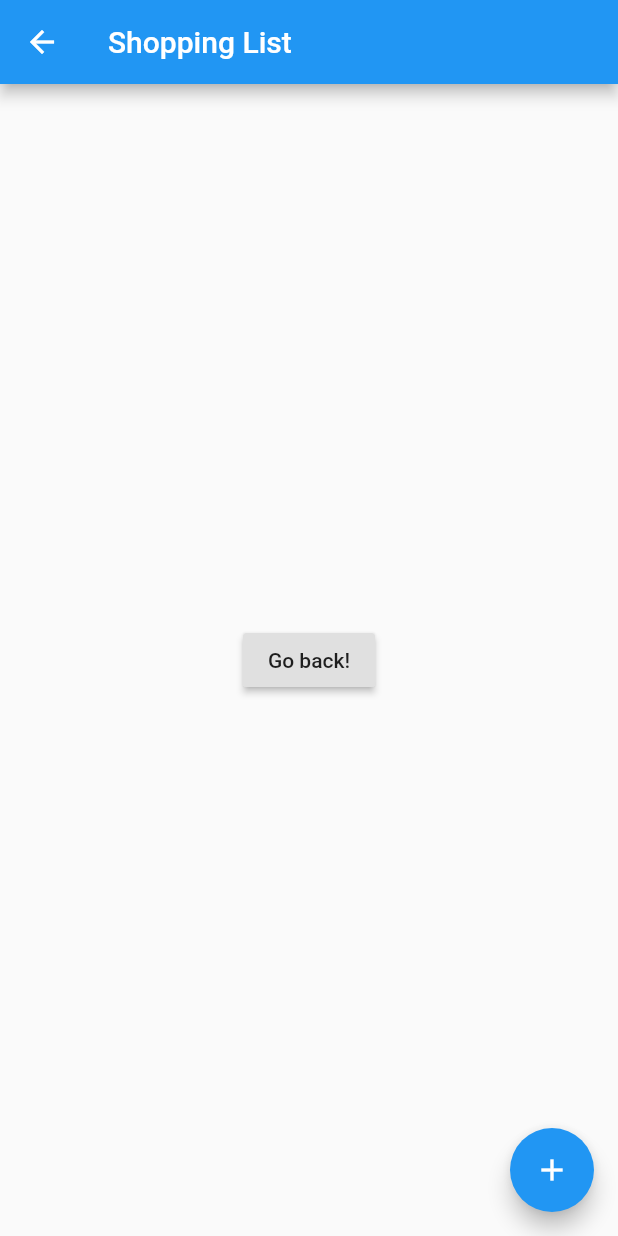
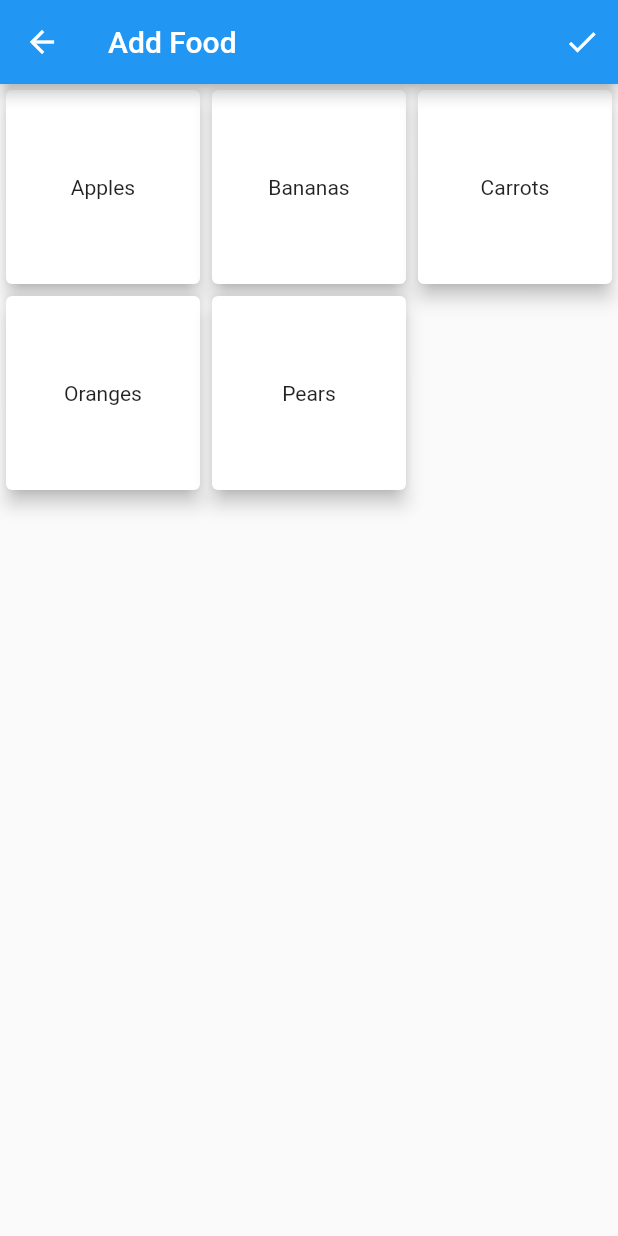
Before and after one commit to cmwaters/forager-food-manager, a Flutter app: the ShoppingListPage screen opened directly, after a tap on the "add" icon, on a phone screen of 412 x 824 dp. Run offline on Flutter 3.47's test engine with Material 2 defaults, Android fonts, the phone set to English and light mode, and no system bars.

```diff
--- a/lib/screens/add_food.dart
+++ b/lib/screens/add_food.dart
@@ -0,0 +1,54 @@
+import 'package:flutter/material.dart';
+
+class AddFoodPage extends StatefulWidget {
+  @override
+  _AddFoodState createState() => _AddFoodState();
+}
+
+class _AddFoodState extends State<AddFoodPage> {
+  int _foodCounter = 0;
+  var foods = ['Apples', 'Bananas', 'Carrots', 'Oranges', 'Pears'];
+
+  void _incrementFoodCounter() {
+    setState(() {
+      _foodCounter++;
+    });
+  }
+
+  @override
+  Widget build(BuildContext context) {
+    return Scaffold(
+      appBar: AppBar(
+        title: Text("Add Food"),
+        actions: <Widget>[
+          IconButton(
+            icon: Icon(Icons.done),
+            onPressed: () {
+              Navigator.pop(context);
+            },
+          )
+        ],
+      ),
+      body: GridView.builder(
+        itemCount: foods.length.toInt(),
+        gridDelegate: new SliverGridDelegateWithFixedCrossAxisCount(crossAxisCount: 3),
+        itemBuilder: (BuildContext context, int index) {
+          return new GestureDetector(
+            child: new Card(
+              elevation: 5.0,
+              child: new Container(
+                alignment: Alignment.center,
+                child: new Text(foods[index]),
+              ),
+            ),
+            onTap: () {
+              showDialog(
+                child: Text("hi")
+              );
+            },
+          );
+        }
+      ),
+    );
+  }
+}
--- a/lib/screens/shopping_list.dart
+++ b/lib/screens/shopping_list.dart
@@ -1,4 +1,5 @@
 import 'package:flutter/material.dart';
+import 'add_food.dart';
 
 class ShoppingListPage extends StatefulWidget {
   @override
@@ -22,17 +23,13 @@ class _ShoppingListState extends State<ShoppingListPage> {
         title: Text("Shopping List"),
       ),
       body: Center(
-        child: RaisedButton(
-          onPressed: () {
-            // Navigate back to first route when tapped.
-          },
-          child: Text('Go back!'),
-        ),
+        child: Text("Hello World")
       ),
       floatingActionButton: FloatingActionButton(
-        onPressed: _incrementItemCounter,
-        tooltip: 'Increment',
-        child: Icon(Icons.add),
+        onPressed: () {
+          Navigator.push(context, MaterialPageRoute(builder: (context) => AddFoodPage()));
+        },
+        child: Icon(Icons.add)
       ),
     );
   }
```
